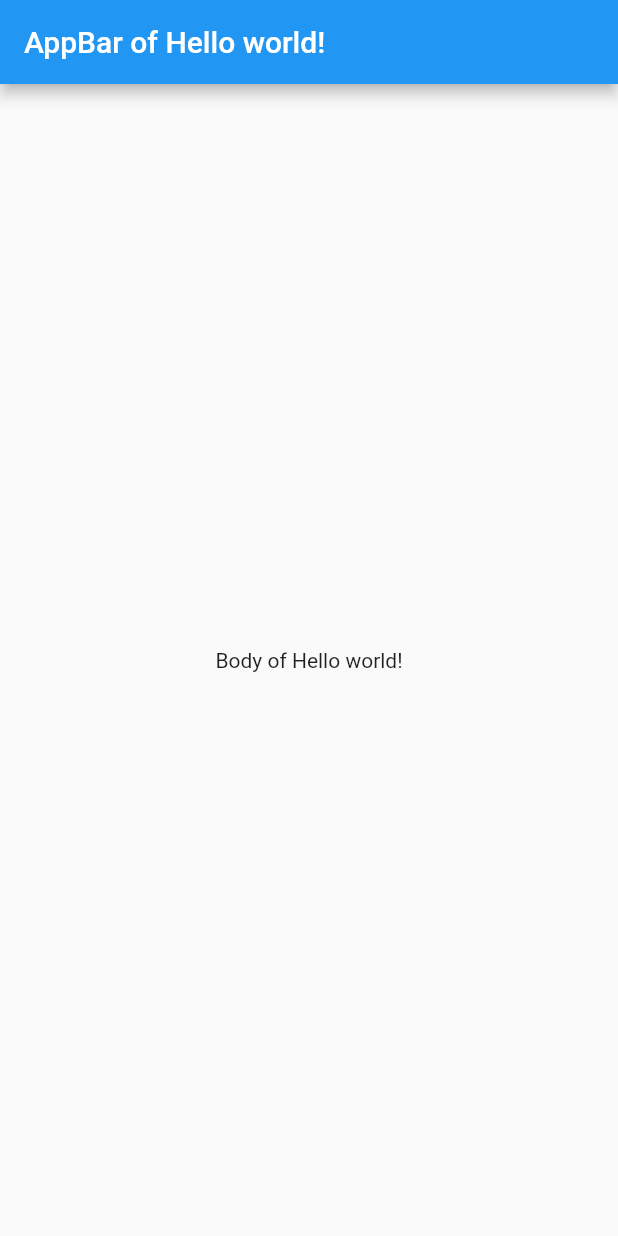
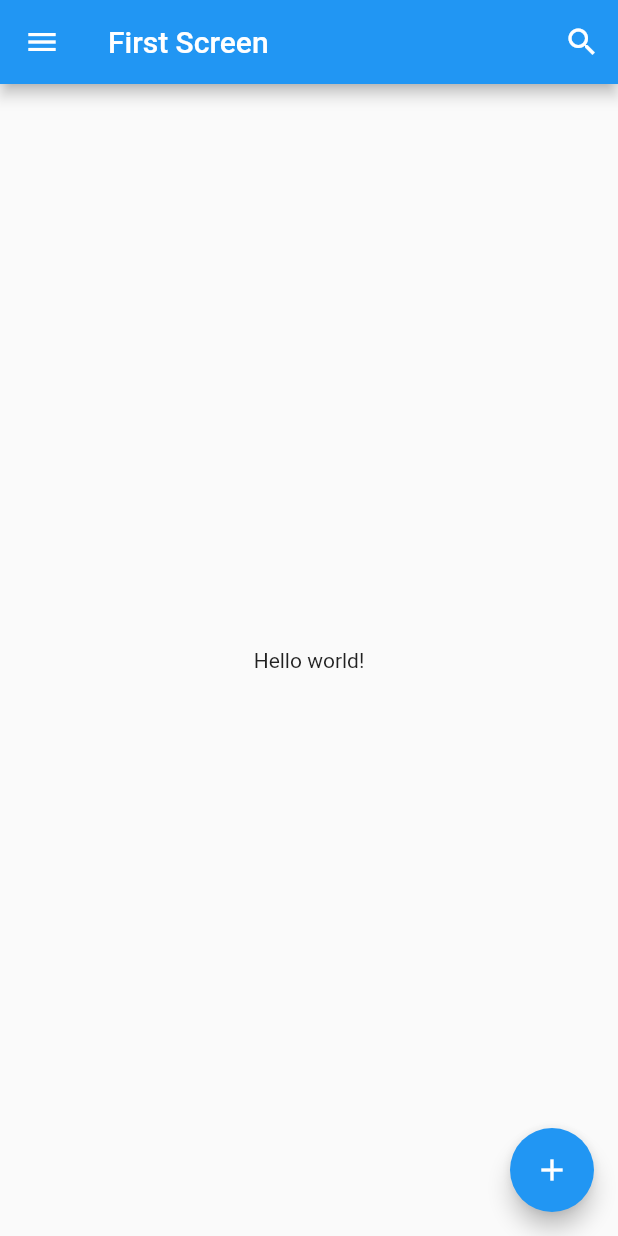
Before and after one commit to aldyhermawan1/Dicoding-Flutter-HelloWorld, a Flutter app: the screen it shows after launch, on a phone screen of 412 x 824 dp. Run offline on Flutter 3.47's test engine with Material 2 defaults, Android fonts, the phone set to English and light mode, and no system bars.

Commit message:
Scaffold

```diff
--- a/lib/main.dart
+++ b/lib/main.dart
@@ -14,13 +14,42 @@ class MyApp extends StatelessWidget {
       theme: ThemeData(
         primarySwatch: Colors.blue,
       ),
-      home: Scaffold(
-        appBar: AppBar(
-          title: const Text('AppBar of Hello world!'),
+      home: const FirstScreen()
+    );
+  }
+}
+
+class FirstScreen extends StatelessWidget {
+  const FirstScreen({Key? key}) : super(key: key);
+
+  @override
+  Widget build(BuildContext context) {
+    return Scaffold(
+      appBar: AppBar(
+        title: const Text('First Screen'),
+        actions: [
+          IconButton(
+              onPressed: () {},
+              icon: const Icon(
+                Icons.search,
+                color: Colors.white,
+              )
+          )
+        ],
+        leading: IconButton(
+          icon: const Icon(
+            Icons.menu,
+            color: Colors.white,
+          ),
+          onPressed: () {},
         ),
-        body: const Center(
-          child: Text('Body of Hello world!'),
-        ),
+      ),
+      body: const Center(
+        child: Text('Hello world!'),
+      ),
+      floatingActionButton: FloatingActionButton(
+        child: const Icon(Icons.add),
+        onPressed: () {},
       ),
     );
   }
```
